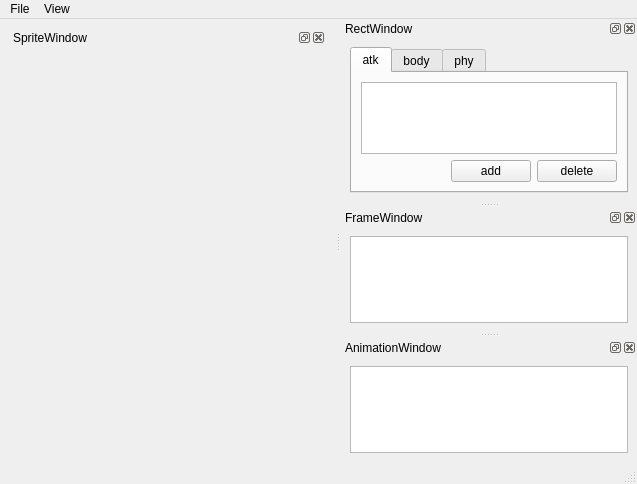
The window that src/mainwindow.ui (qwertylevel3/ActorCreator) describes before a commit, drawn with Qt 5.
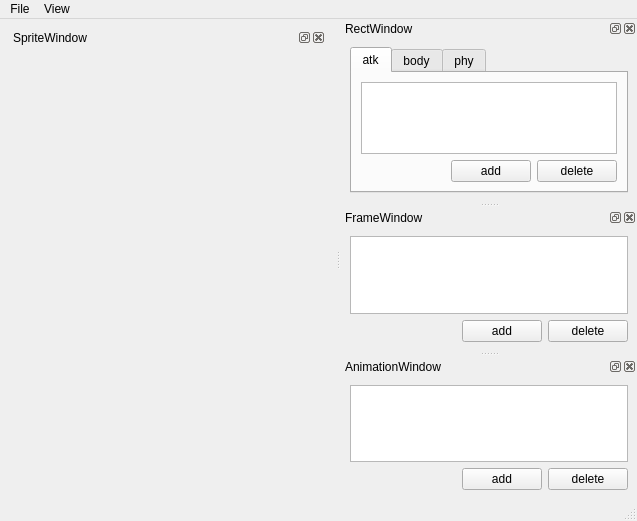
The same window after the commit. Icons and pictures are not drawn.

Commit message: refactor : delete frame

```diff
--- a/src/mainwindow.ui
+++ b/src/mainwindow.ui
@@ -7,7 +7,7 @@
     <x>0</x>
     <y>0</y>
     <width>637</width>
-    <height>484</height>
+    <height>521</height>
    </rect>
   </property>
   <property name="windowTitle">
@@ -217,7 +217,7 @@
     <number>2</number>
    </attribute>
    <widget class="QWidget" name="dockWidgetContents_2">
-    <layout class="QHBoxLayout" name="horizontalLayout_4">
+    <layout class="QVBoxLayout" name="verticalLayout_5">
      <item>
       <widget class="QListView" name="frameView">
        <property name="iconSize">
@@ -231,6 +231,37 @@
        </property>
       </widget>
      </item>
+     <item>
+      <layout class="QHBoxLayout" name="horizontalLayout_2">
+       <item>
+        <spacer name="horizontalSpacer_4">
+         <property name="orientation">
+          <enum>Qt::Horizontal</enum>
+         </property>
+         <property name="sizeHint" stdset="0">
+          <size>
+           <width>40</width>
+           <height>20</height>
+          </size>
+         </property>
+        </spacer>
+       </item>
+       <item>
+        <widget class="QPushButton" name="frameAddButton">
+         <property name="text">
+          <string>add</string>
+         </property>
+        </widget>
+       </item>
+       <item>
+        <widget class="QPushButton" name="frameDeleteButton">
+         <property name="text">
+          <string>delete</string>
+         </property>
+        </widget>
+       </item>
+      </layout>
+     </item>
     </layout>
    </widget>
   </widget>
@@ -242,7 +273,7 @@
     <number>2</number>
    </attribute>
    <widget class="QWidget" name="dockWidgetContents_4">
-    <layout class="QHBoxLayout" name="horizontalLayout_6">
+    <layout class="QVBoxLayout" name="verticalLayout_6">
      <item>
       <widget class="QListView" name="animationView">
        <property name="flow">
@@ -250,6 +281,37 @@
        </property>
       </widget>
      </item>
+     <item>
+      <layout class="QHBoxLayout" name="horizontalLayout_3">
+       <item>
+        <spacer name="horizontalSpacer_5">
+         <property name="orientation">
+          <enum>Qt::Horizontal</enum>
+         </property>
+         <property name="sizeHint" stdset="0">
+          <size>
+           <width>40</width>
+           <height>20</height>
+          </size>
+         </property>
+        </spacer>
+       </item>
+       <item>
+        <widget class="QPushButton" name="atkAddButton_3">
+         <property name="text">
+          <string>add</string>
+         </property>
+        </widget>
+       </item>
+       <item>
+        <widget class="QPushButton" name="atkDeleteButton_3">
+         <property name="text">
+          <string>delete</string>
+         </property>
+        </widget>
+       </item>
+      </layout>
+     </item>
     </layout>
    </widget>
   </widget>
```
The commit also changes 5 other files.
